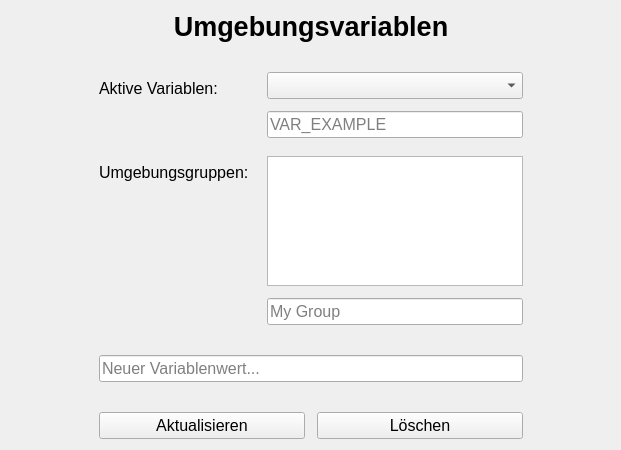
This is qt_ui/templates/env.ui in GrowVolution/AdminPanel as Qt 5 draws it before an edit. The edited form follows.
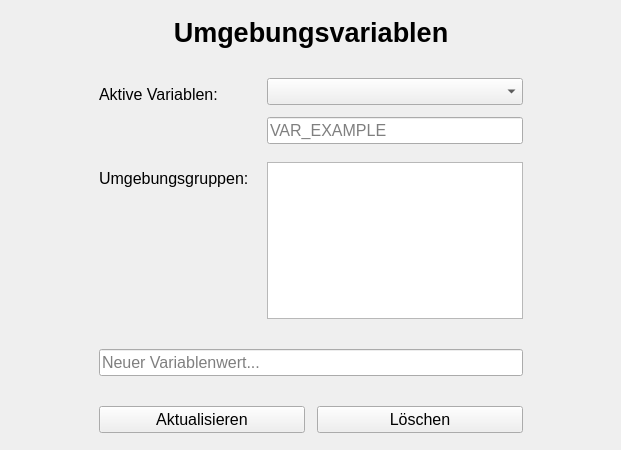
This is the edited form.

```diff
--- a/qt_ui/templates/env.ui
+++ b/qt_ui/templates/env.ui
@@ -103,18 +103,6 @@
          </property>
         </widget>
        </item>
-       <item>
-        <widget class="QLineEdit" name="new_group">
-         <property name="font">
-          <font>
-           <pointsize>12</pointsize>
-          </font>
-         </property>
-         <property name="placeholderText">
-          <string>My Group</string>
-         </property>
-        </widget>
-       </item>
       </layout>
      </item>
     </layout>
```
